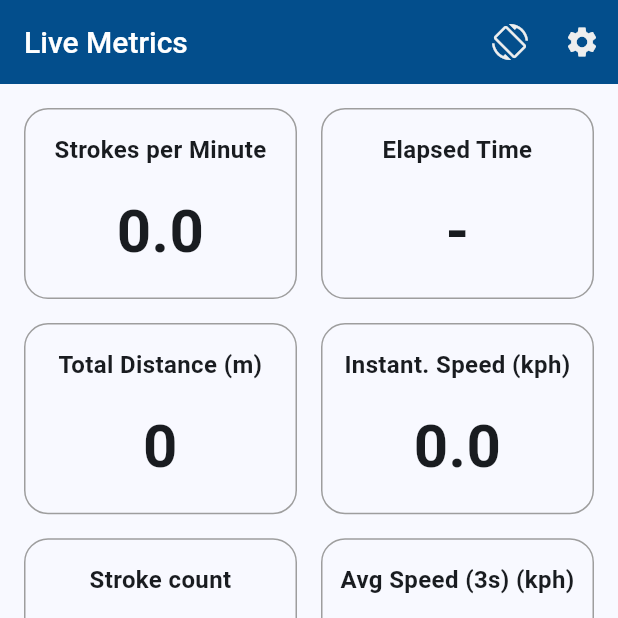
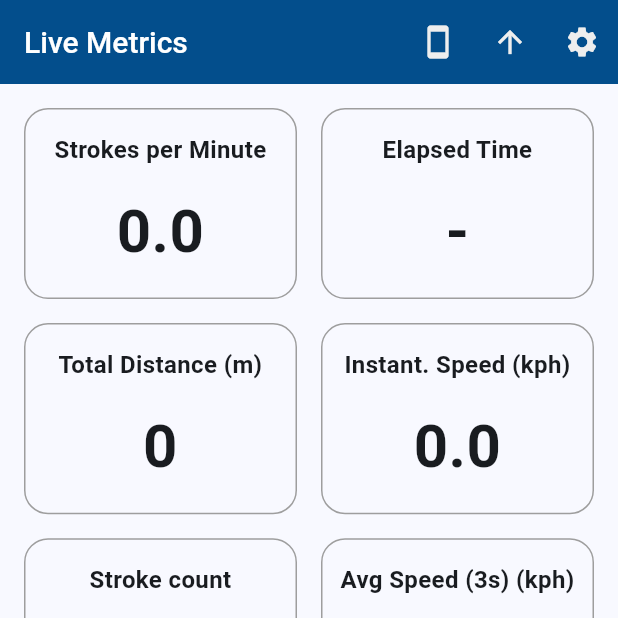
Before and after one commit to AMWen/pandaboat, a Flutter app: the screen it shows after launch, on a phone screen of 412 x 824 dp, the top half of it. Run offline on Flutter 3.47's test engine with Material 3 defaults, Android fonts, the phone set to English and light mode, and no system bars; our stand-ins replace csv, file_picker, flutter_map, geolocator, latlong2, rxdart and 3 more; missing offline and left inert: geolocator_android, geolocator_apple.

Commit message:
add forward/backward toggling

```diff
--- a/lib/tabs/live_tab.dart
+++ b/lib/tabs/live_tab.dart
@@ -23,9 +23,14 @@ class LiveTab extends StatefulWidget {
 
 class LiveTabState extends State<LiveTab> with AutomaticKeepAliveClientMixin {
   // ----------------------
+  // Orientation
+  // ----------------------
+  bool useFlatOrientation = true;
+  bool isForward = true;
+
+  // ----------------------
   // Settings / Thresholds
   // ----------------------
-  bool useFlatOrientation = true;
   double baseThreshold = defaultBaseThreshold;
   double maxSPM = defaultMaxSPM;
   late double minIntervalMs;
@@ -225,11 +230,19 @@ class LiveTabState extends State<LiveTab> with AutomaticKeepAliveClientMixin {
     final now = DateTime.now();
     final t = now.millisecondsSinceEpoch.toDouble();
 
-    // Can be held in hand or lying flat
+    // Can be facing forward or backwards, held in hand or lying flat
+    double y = event.y;
+    double z = event.z;
+
+    if (!isForward) {
+      y *= -1;
+      z *= -1;
+    }
+
     double forwardAccel =
         useFlatOrientation
-            ? (max(event.y, 0) > baseThreshold ? max(event.y, 0) : 0)
-            : (max(-event.z, 0) > baseThreshold ? max(-event.z, 0) : 0);
+            ? (max(y, 0) > baseThreshold ? max(y, 0) : 0)
+            : (max(-z, 0) > baseThreshold ? max(-z, 0) : 0);
 
     // Maintain a moving buffer
     completeAccelBuffer.add({'t': t, 'x': event.x, 'y': event.y, 'z': event.z});
@@ -429,11 +442,23 @@ class LiveTabState extends State<LiveTab> with AutomaticKeepAliveClientMixin {
           IgnorePointer(
             ignoring: isRecording, // disables interaction during recording
             child: IconButton(
-              icon: Icon(useFlatOrientation ? Icons.screen_rotation : Icons.stay_current_portrait),
-              tooltip: useFlatOrientation ? 'Switch to Hand-Held Mode' : 'Switch to Flat Mode',
+              icon: Icon(useFlatOrientation ? Icons.stay_current_portrait : Icons.screen_rotation),
+              tooltip: useFlatOrientation ? 'Currently: Flat Mode' : 'Currently:  Hand-Held Mode',
               onPressed: () {
                 setState(() {
                   useFlatOrientation = !useFlatOrientation;
+                });
+              },
+            ),
+          ),
+          IgnorePointer(
+            ignoring: isRecording,
+            child: IconButton(
+              icon: Icon(isForward ? Icons.arrow_upward : Icons.arrow_downward),
+              tooltip: isForward ? 'Direction: Forward' : 'Direction: Backward',
+              onPressed: () {
+                setState(() {
+                  isForward = !isForward;
                 });
               },
             ),
```
